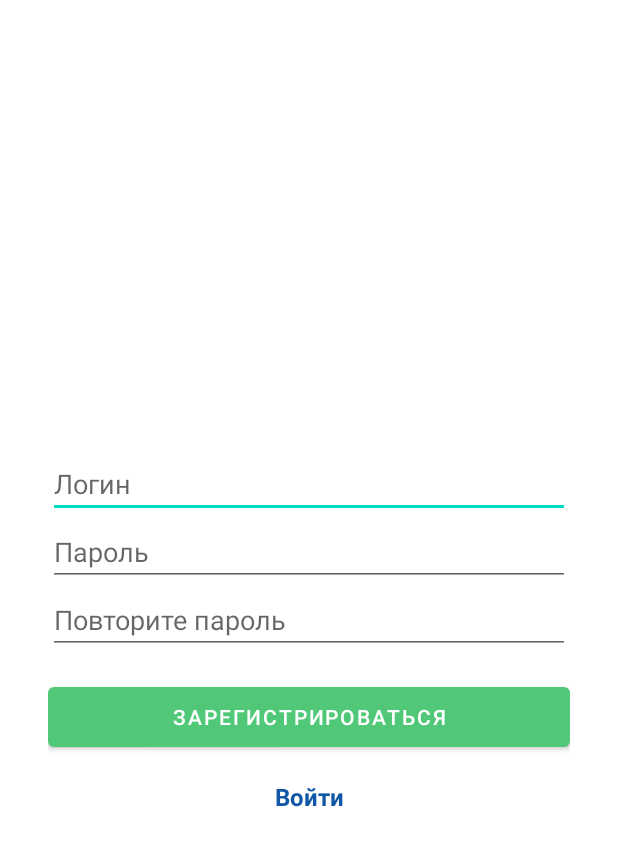
After one commit to romadanskiy/MicroDotNet, an Android app: the layout fragment_reg.xml on its own in the app's theme, with its tools: preview values and no code run, on a phone screen of 412 x 824 dp. The commit adds this screen. Shown: the top 846 px of the screen. Run offline under Robolectric (Android 15) with nearby library versions, the phone set to English and light mode, and no system bars.

Commit message:
requests login + reg

```diff
--- a/src/clients/FU/app/build.gradle
+++ b/src/clients/FU/app/build.gradle
@@ -50,8 +50,11 @@ dependencies {
     implementation "androidx.fragment:fragment-ktx:1.4.1"
     implementation 'androidx.recyclerview:recyclerview:1.0.0'
     implementation 'androidx.lifecycle:lifecycle-extensions:2.0.0'
-    implementation 'com.squareup.retrofit2:retrofit:2.5.0'
+    implementation 'com.squareup.retrofit2:retrofit:2.9.0'
     implementation 'com.squareup.retrofit2:converter-gson:2.3.0'
+    implementation 'com.squareup.retrofit2:adapter-rxjava2:2.9.0'
+    implementation 'io.reactivex.rxjava2:rxjava:2.2.21'
+    implementation 'io.reactivex.rxjava2:rxandroid:2.1.1'
     implementation 'org.jetbrains.kotlinx:kotlinx-coroutines-core:1.6.2'
     def koin_version = "3.1.2"
     implementation "io.insert-koin:koin-core:$koin_version"
--- /dev/null
+++ b/src/clients/FU/app/src/main/res/layout/fragment_reg.xml
@@ -0,0 +1,57 @@
+<?xml version="1.0" encoding="utf-8"?>
+<androidx.constraintlayout.widget.ConstraintLayout xmlns:android="http://schemas.android.com/apk/res/android"
+    xmlns:app="http://schemas.android.com/apk/res-auto"
+    xmlns:tools="http://schemas.android.com/tools"
+    android:layout_width="match_parent"
+    android:layout_height="match_parent"
+    android:paddingHorizontal="32dp">
+
+    <EditText
+        android:id="@+id/login"
+        android:layout_width="match_parent"
+        android:layout_height="wrap_content"
+        android:layout_marginTop="300dp"
+        android:hint="Логин"
+        app:layout_constraintTop_toTopOf="parent" />
+
+    <EditText
+        android:id="@+id/password"
+        android:layout_width="match_parent"
+        android:layout_height="wrap_content"
+        android:hint="Пароль"
+        android:inputType="textPassword"
+        app:layout_constraintTop_toBottomOf="@+id/login" />
+
+
+    <EditText
+        android:id="@+id/password2"
+        android:layout_width="match_parent"
+        android:layout_height="wrap_content"
+        android:hint="Повторите пароль"
+        android:inputType="textPassword"
+        app:layout_constraintTop_toBottomOf="@+id/password" />
+
+    <Button
+        android:id="@+id/reg_button"
+        android:layout_width="match_parent"
+        android:layout_height="52dp"
+        android:layout_marginTop="16dp"
+        android:text="Зарегистрироваться"
+        app:layout_constraintTop_toBottomOf="@+id/password2"
+        tools:layout_editor_absoluteX="32dp" />
+
+    <TextView
+        android:id="@+id/to_login"
+        android:layout_width="wrap_content"
+        android:layout_height="wrap_content"
+        android:layout_marginTop="16dp"
+        android:text="Войти"
+        android:textColor="#1058A6"
+        android:textSize="16sp"
+        android:textStyle="bold"
+        app:layout_constraintEnd_toEndOf="parent"
+        app:layout_constraintStart_toStartOf="parent"
+        app:layout_constraintTop_toBottomOf="@+id/reg_button" />
+
+
+</androidx.constraintlayout.widget.ConstraintLayout>
--- a/src/clients/FU/app/src/main/res/xml/network_security_config.xml
+++ b/src/clients/FU/app/src/main/res/xml/network_security_config.xml
@@ -1,6 +1,7 @@
 <?xml version="1.0" encoding="utf-8"?>
 <network-security-config>
     <domain-config cleartextTrafficPermitted="true">
-        <domain includeSubdomains="true">192.168.1.67</domain>
+        <domain includeSubdomains="true">fu-arch.herokuapp.com</domain>
+<!--        <domain includeSubdomains="true">192.168.1.67</domain>-->
     </domain-config>
 </network-security-config>
--- a/src/clients/FU/data/build.gradle
+++ b/src/clients/FU/data/build.gradle
@@ -33,6 +33,7 @@ dependencies {
 
     implementation 'com.squareup.retrofit2:retrofit:2.9.0'
     implementation 'com.squareup.retrofit2:converter-gson:2.5.0'
+    implementation 'com.squareup.retrofit2:adapter-rxjava2:2.9.0'
     implementation 'com.squareup.picasso:picasso:2.71828'
     implementation project(':domain')
     implementation 'androidx.core:core-ktx:1.7.0'
--- a/src/clients/FU/data/src/main/java/com/example/scanner/data/storage/models/BaseResponse.kt
+++ b/src/clients/FU/data/src/main/java/com/example/scanner/data/storage/models/BaseResponse.kt
@@ -1,7 +1,7 @@
 package com.example.scanner.data.storage.models
 
-abstract class BaseResponse<T> {
+open class BaseResponse<T> {
     var success: Boolean = false
-    val messages: String? = null
+    val messages: List<String>? = null
     val data: T? = null
 }
--- a/src/clients/FU/data/src/main/java/com/example/scanner/data/storage/retrofit2/RetrofitClient.kt
+++ b/src/clients/FU/data/src/main/java/com/example/scanner/data/storage/retrofit2/RetrofitClient.kt
@@ -2,6 +2,7 @@ package com.example.scanner.data.storage.retrofit2
 
 import com.example.scanner.data.R
 import retrofit2.Retrofit
+import retrofit2.adapter.rxjava2.RxJava2CallAdapterFactory
 import retrofit2.converter.gson.GsonConverterFactory
 
 object RetrofitClient {
@@ -14,6 +15,7 @@ object RetrofitClient {
             retrofit = Retrofit.Builder()
                 .baseUrl(base_url)
                 .addConverterFactory(GsonConverterFactory.create())
+                .addCallAdapterFactory(RxJava2CallAdapterFactory.create())
                 .build()
         }
         return retrofit!!
```
Also changed, not shown: src/clients/FU/app/src/main/java/com/example/scanner/Const.kt (added, +7 -0 lines), src/clients/FU/app/src/main/java/com/example/scanner/presentation/LoginFragment.kt (deleted, +0 -28 lines), src/clients/FU/app/src/main/java/com/example/scanner/presentation/MainActivity.kt (+35 -12 lines), src/clients/FU/app/src/main/java/com/example/scanner/presentation/login/AuthService.kt (+17 -3 lines), src/clients/FU/app/src/main/java/com/example/scanner/presentation/login/LoginFragment.kt (added, +48 -0 lines), src/clients/FU/app/src/main/java/com/example/scanner/presentation/login/LoginRepository.kt (deleted, +0 -39 lines), src/clients/FU/app/src/main/java/com/example/scanner/presentation/reg/RegFragment.kt (added, +62 -0 lines).
